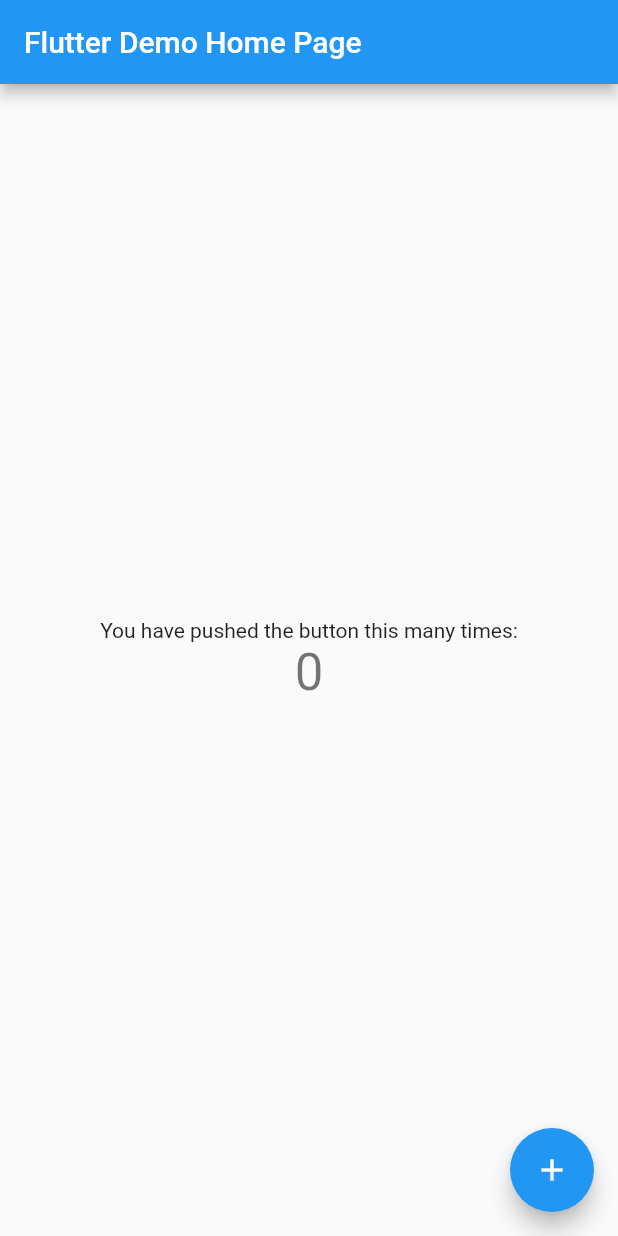
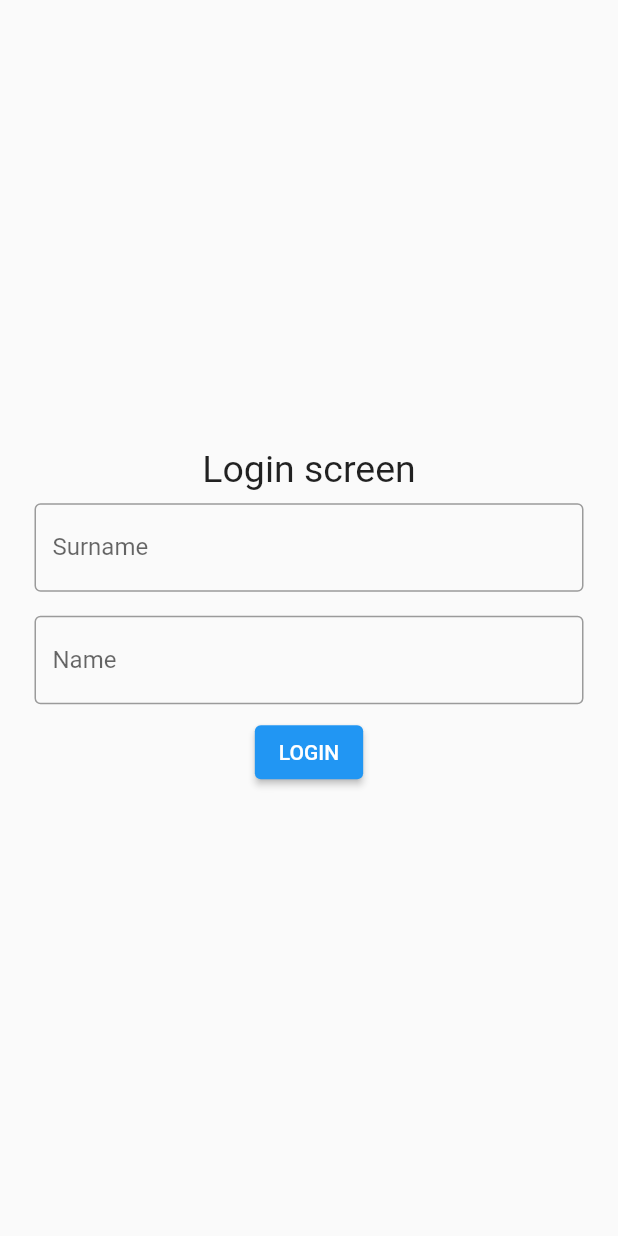
Before and after one commit to im4everok/labwork_mob, a Flutter app: the screen it shows after launch, on a phone screen of 412 x 824 dp. Run offline on Flutter 3.47's test engine with Material 2 defaults, Android fonts, the phone set to English and light mode, and no system bars.

Commit message:
added home screen and login screen

```diff
--- /dev/null
+++ b/task1/lib/data/app_routes.dart
@@ -0,0 +1,4 @@
+class AppRoutes {
+  static const String login = '/login';
+  static const String home = '/home';
+}
--- /dev/null
+++ b/task1/lib/data/data.dart
@@ -0,0 +1,4 @@
+class Data {
+  final String name, surname;
+  Data(this.name, this.surname);
+}
--- a/task1/lib/main.dart
+++ b/task1/lib/main.dart
@@ -1,4 +1,7 @@
 import 'package:flutter/material.dart';
+import 'package:task1/data/app_routes.dart';
+import 'package:task1/screens/home_screen.dart';
+import 'package:task1/screens/login_screen.dart';
 
 void main() {
   runApp(const MyApp());
@@ -6,110 +9,18 @@ void main() {
 
 class MyApp extends StatelessWidget {
   const MyApp({super.key});
-
-  // This widget is the root of your application.
   @override
   Widget build(BuildContext context) {
     return MaterialApp(
-      title: 'Flutter Demo',
+      debugShowCheckedModeBanner: false,
       theme: ThemeData(
-        // This is the theme of your application.
-        //
-        // Try running your application with "flutter run". You'll see the
-        // application has a blue toolbar. Then, without quitting the app, try
-        // changing the primarySwatch below to Colors.green and then invoke
-        // "hot reload" (press "r" in the console where you ran "flutter run",
-        // or simply save your changes to "hot reload" in a Flutter IDE).
-        // Notice that the counter didn't reset back to zero; the application
-        // is not restarted.
         primarySwatch: Colors.blue,
       ),
-      home: const MyHomePage(title: 'Flutter Demo Home Page'),
+      initialRoute: AppRoutes.login,
+      routes: {
+        AppRoutes.login: (context) => const LoginScreen(),
+        AppRoutes.home: (context) => const HomeScreen(),
+      },
     );
   }
 }
-
-class MyHomePage extends StatefulWidget {
-  const MyHomePage({super.key, required this.title});
-
-  // This widget is the home page of your application. It is stateful, meaning
-  // that it has a State object (defined below) that contains fields that affect
-  // how it looks.
-
-  // This class is the configuration for the state. It holds the values (in this
-  // case the title) provided by the parent (in this case the App widget) and
-  // used by the build method of the State. Fields in a Widget subclass are
-  // always marked "final".
-
-  final String title;
-
-  @override
-  State<MyHomePage> createState() => _MyHomePageState();
-}
-
-class _MyHomePageState extends State<MyHomePage> {
-  int _counter = 0;
-
-  void _incrementCounter() {
-    setState(() {
-      // This call to setState tells the Flutter framework that something has
-      // changed in this State, which causes it to rerun the build method below
-      // so that the display can reflect the updated values. If we changed
-      // _counter without calling setState(), then the build method would not be
-      // called again, and so nothing would appear to happen.
-      _counter++;
-    });
-  }
-
-  @override
-  Widget build(BuildContext context) {
-    // This method is rerun every time setState is called, for instance as done
-    // by the _incrementCounter method above.
-    //
-    // The Flutter framework has been optimized to make rerunning build methods
-    // fast, so that you can just rebuild anything that needs updating rather
-    // than having to individually change instances of widgets.
-    return Scaffold(
-      appBar: AppBar(
-        // Here we take the value from the MyHomePage object that was created by
-        // the App.build method, and use it to set our appbar title.
-        title: Text(widget.title),
-      ),
-      body: Center(
-        // Center is a layout widget. It takes a single child and positions it
-        // in the middle of the parent.
-        child: Column(
-          // Column is also a layout widget. It takes a list of children and
-          // arranges them vertically. By default, it sizes itself to fit its
-          // children horizontally, and tries to be as tall as its parent.
-          //
-          // Invoke "debug painting" (press "p" in the console, choose the
-          // "Toggle Debug Paint" action from the Flutter Inspector in Android
-          // Studio, or the "Toggle Debug Paint" command in Visual Studio Code)
-          // to see the wireframe for each widget.
-          //
-          // Column has various properties to control how it sizes itself and
-          // how it positions its children. Here we use mainAxisAlignment to
-          // center the children vertically; the main axis here is the vertical
-          // axis because Columns are vertical (the cross axis would be
-          // horizontal).
-          mainAxisAlignment: MainAxisAlignment.center,
-          children: <Widget>[
-            const Text(
-              'You have pushed the button this many times:',
-            ),
-            Text(
-              '$_counter',
-              style: Theme.of(context).textTheme.headline4,
-            ),
-          ],
-        ),
-      ),
-      floatingActionButton: FloatingActionButton(
-        onPressed: _incrementCounter,
-        tooltip: 'Increment',
-        child: const Icon(Icons.add),
-      ), // This trailing comma makes auto-formatting nicer for build methods.
-    );
-  }
-}
--- /dev/null
+++ b/task1/lib/screens/home_screen.dart
@@ -0,0 +1,22 @@
+import 'package:flutter/material.dart';
+import 'package:task1/data/data.dart';
+
+class HomeScreen extends StatelessWidget {
+  const HomeScreen({super.key});
+
+  @override
+  Widget build(BuildContext context) {
+    final args = ModalRoute.of(context)!.settings.arguments as Data;
+
+    return Scaffold(
+        body: Center(
+      child: Column(
+        mainAxisAlignment: MainAxisAlignment.center,
+        children: [
+          const Text("Home screen", style: TextStyle(fontSize: 25)),
+          Text("${args.name} ${args.surname}"),
+        ],
+      ),
+    ));
+  }
+}
--- /dev/null
+++ b/task1/lib/screens/login_screen.dart
@@ -0,0 +1,77 @@
+import 'package:flutter/material.dart';
+import 'package:task1/data/app_routes.dart';
+import 'package:task1/data/data.dart';
+
+class LoginScreen extends StatefulWidget {
+  const LoginScreen({super.key});
+
+  @override
+  State<LoginScreen> createState() => _LoginScreenState();
+}
+
+class _LoginScreenState extends State<LoginScreen> {
+  late TextEditingController _nameController, _surnameController;
+
+  @override
+  void initState() {
+    _nameController = TextEditingController();
+    _surnameController = TextEditingController();
+    super.initState();
+  }
+
+  @override
+  void dispose() {
+    _nameController.dispose();
+    _surnameController.dispose();
+    super.dispose();
+  }
+
+  @override
+  Widget build(BuildContext context) {
+    return Scaffold(
+        body: Center(
+            child: Padding(
+      padding: const EdgeInsets.all(15.0),
+      child: Column(mainAxisAlignment: MainAxisAlignment.center, children: [
+        const Text("Login screen", style: TextStyle(fontSize: 25)),
+        Padding(
+          padding: const EdgeInsets.all(8.0),
+          child: TextField(
+            controller: _nameController,
+            decoration: const InputDecoration(
+              border: OutlineInputBorder(),
+              labelText: 'Surname',
+            ),
+          ),
+        ),
+        Padding(
+          padding: const EdgeInsets.all(8.0),
+          child: TextField(
+            controller: _surnameController,
+            decoration: const InputDecoration(
+              border: OutlineInputBorder(),
+              labelText: 'Name',
+            ),
+          ),
+        ),
+        ElevatedButton(
+          onPressed: () {
+            if (_nameController.text.isNotEmpty &&
+                _surnameController.text.isNotEmpty) {
+              Navigator.pushReplacementNamed(context, AppRoutes.home,
+                  arguments:
+                      Data(_nameController.text, _surnameController.text));
+            } else {
+              ScaffoldMessenger.of(context).showSnackBar(
+                const SnackBar(
+                  content: Text('Please fill in all fields'),
+                ),
+              );
+            }
+          },
+          child: const Text('LOGIN'),
+        ),
+      ]),
+    )));
+  }
+}
```
